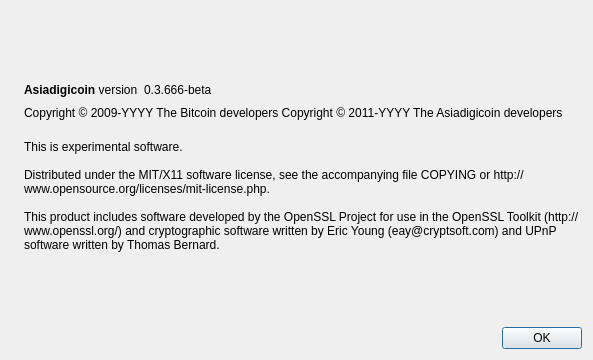
Before: the Qt Designer form src/qt/forms/aboutdialog.ui in sansicoin/educoin_v2, drawn with Qt 5.
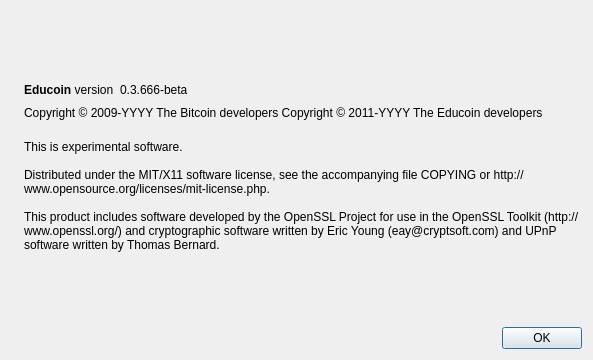
After: the same form once the commit is applied. Icons and pictures are not drawn.

What changed in the file:
```diff
--- a/src/qt/forms/aboutdialog.ui
+++ b/src/qt/forms/aboutdialog.ui
@@ -50,7 +50,7 @@
           <cursorShape>IBeamCursor</cursorShape>
          </property>
          <property name="text">
-          <string>&lt;b&gt;Asiadigicoin&lt;/b&gt; version</string>
+          <string>&lt;b&gt;Educoin&lt;/b&gt; version</string>
          </property>
          <property name="textInteractionFlags">
           <set>Qt::LinksAccessibleByMouse|Qt::TextSelectableByKeyboard|Qt::TextSelectableByMouse</set>
@@ -92,7 +92,7 @@
        </property>
        <property name="text">
         <string notr="true">Copyright &amp;copy; 2009-YYYY The Bitcoin developers
-Copyright &amp;copy; 2011-YYYY The Asiadigicoin developers</string>
+Copyright &amp;copy; 2011-YYYY The Educoin developers</string>
        </property>
        <property name="textFormat">
         <enum>Qt::RichText</enum>
```
Left out of the diff: 2 changed lines with no effect on the pictures.
